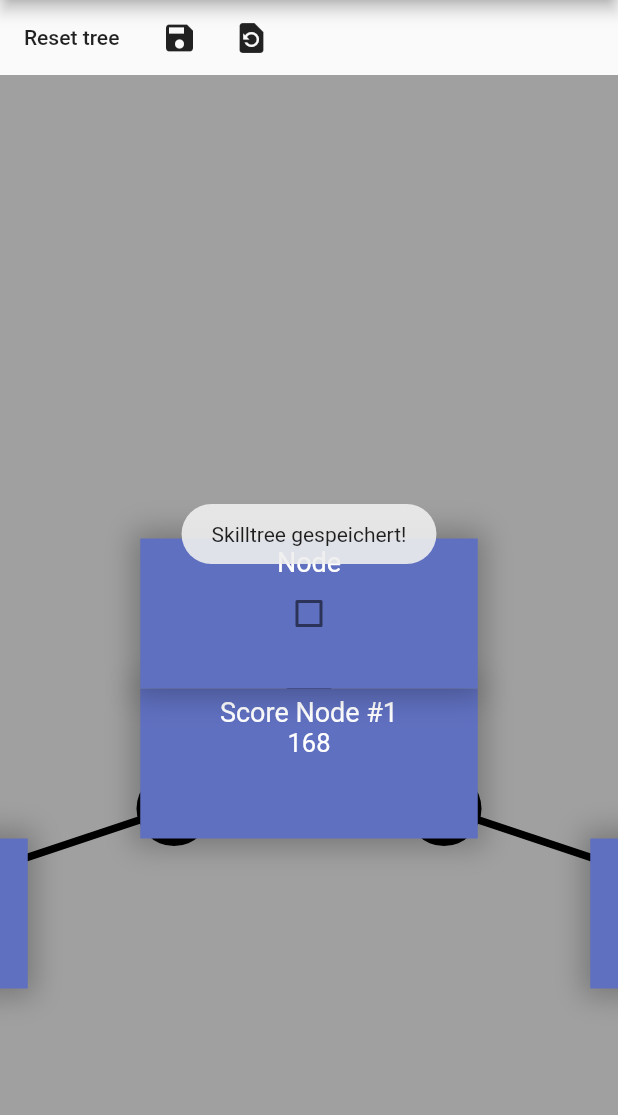
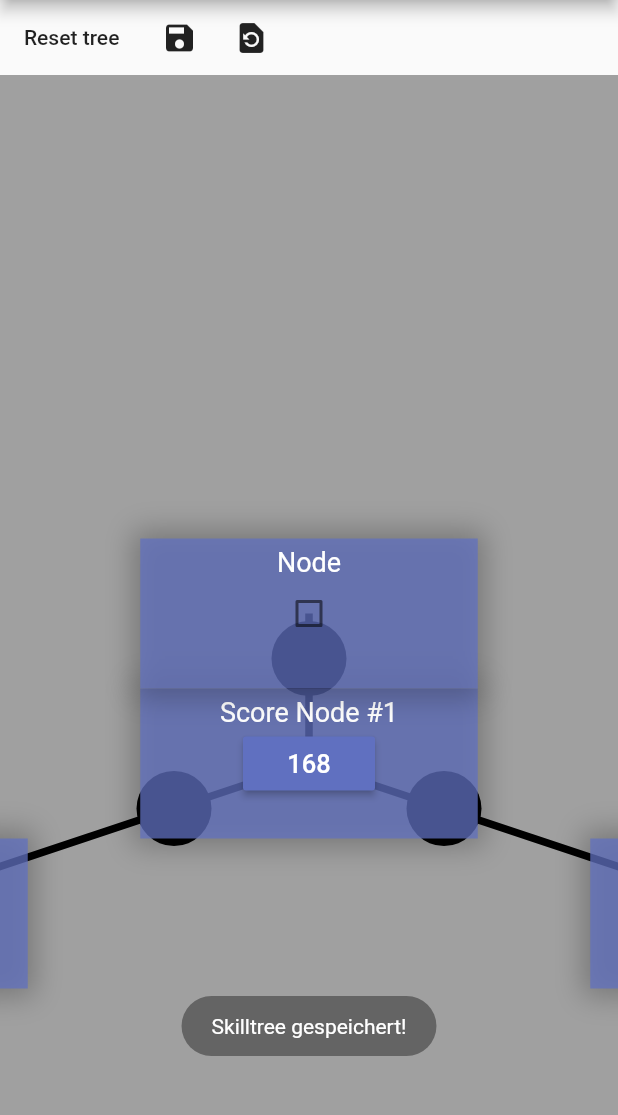
Before and after one commit to FellowHead/skilitri, a Flutter app: the screen it shows after launch, after a tap on the "save" icon, on a phone screen of 412 x 824 dp, the part 84-1199 px from its top. Run offline on Flutter 3.47's test engine with Material 2 defaults, Android fonts, the phone set to English and light mode, and no system bars; our stand-ins replace fluttertoast; missing offline and left inert: matrix_gesture_detector.

Commit message:
changing node color when dragged

```diff
--- a/lib/main.dart
+++ b/lib/main.dart
@@ -2,6 +2,7 @@ import 'dart:io';
 import 'dart:math';
 import 'dart:convert';
 
+import 'package:flutter/gestures.dart';
 import 'package:flutter/material.dart';
 import 'package:skilitri/tree.dart';
 import 'package:matrix_gesture_detector/matrix_gesture_detector.dart';
@@ -79,6 +80,7 @@ class SkilitriState extends State<Skilitri> {
   bool inSelectionMode = false;
   Set<Node> selection = {};
   Node active;
+  Node dragged;
 
   void resetTree() {
     tree = Root(
@@ -117,6 +119,40 @@ class SkilitriState extends State<Skilitri> {
 
     return Transform(
         transform: ma,
+        child: GestureDetector(
+            onTapUp: (details) =>
+            {
+              //print("onTapUp on " + n.toString()),
+              if (inSelectionMode) {
+                if (selection.contains(n)) {
+                  if (selection.length == 1) {
+                    exitSelectionMode()
+                  } else
+                    {
+                      selection.remove(n),
+                      if (active == n) {
+                        active = null
+                      }
+                    }
+                } else
+                  {
+                    select(n, false)
+                  },
+                notifier.value++
+              } else {
+
+              }
+            },
+            onPanDown: (yeah) => {
+              n.isDragged = true,
+              dragged = n
+            },
+            dragStartBehavior: DragStartBehavior.down,
+            onLongPressStart: (details) =>
+            {
+              Feedback.forLongPress(context),
+              select(n, true)
+            },
             child: MatrixGestureDetector(
                 shouldRotate: false,
                 shouldScale: false,
@@ -133,36 +169,6 @@ class SkilitriState extends State<Skilitri> {
                       .getTranslation()
                       .y / sc);
                   notifier.value++;
-            },
-            child: GestureDetector(
-                onTapUp: (details) =>
-                {
-                  print("onTapUp on " + n.toString()),
-                  if (inSelectionMode) {
-                    if (selection.contains(n)) {
-                      if (selection.length == 1) {
-                        exitSelectionMode()
-                      } else
-                        {
-                          selection.remove(n),
-                          if (active == n) {
-                            active = null
-                          }
-                        }
-                    } else
-                      {
-                        select(n, false)
-                      },
-                    notifier.value++
-                  }
-                },
-                onTapDown: (details) => {
-                  print("28 tap wounds")
-                },
-                onLongPressStart: (details) =>
-                {
-                  Feedback.forLongPress(context),
-                  select(n, true)
                 },
                 child: Center(
                   child: n.render(Theme.of(context), notifier, getSelectionType(n)),
@@ -238,7 +244,8 @@ class SkilitriState extends State<Skilitri> {
     Fluttertoast.showToast(
       msg: "Skilltree gespeichert!",
       toastLength: Toast.LENGTH_SHORT,
-      gravity: ToastGravity.CENTER,
+      gravity: ToastGravity.BOTTOM,
+      backgroundColor: Color(0x60000000),
       timeInSecForIos: 1,
     );
   }
@@ -271,7 +278,8 @@ class SkilitriState extends State<Skilitri> {
                       child: Text('Reset tree'),
                     ),
                     IconButton(
-                      onPressed: () => {
+                      onPressed: () =>
+                      {
                         _save()
                       },
                       icon: Icon(
@@ -279,7 +287,8 @@ class SkilitriState extends State<Skilitri> {
                       ),
                     ),
                     IconButton(
-                      onPressed: () => {
+                      onPressed: () =>
+                      {
                         _read()
                       },
                       icon: Icon(
@@ -291,6 +300,11 @@ class SkilitriState extends State<Skilitri> {
                 height: 50,
               ),
               Expanded(
+                child: Listener(
+                  behavior: HitTestBehavior.translucent,
+                  onPointerUp: (lol) => {
+                    onDragStop()
+                  },
                   child: LayoutBuilder(
                     builder: (ctx, constraints) {
                       return MatrixGestureDetector(
@@ -306,9 +320,11 @@ class SkilitriState extends State<Skilitri> {
                               Feedback.forLongPress(context),
                               if (inSelectionMode) {
                                 exitSelectionMode()
-                            } else {
+                              } else
+                                {
                                   createEmptyNode(
-                                  screenToView(context, details.globalPosition))
+                                      screenToView(
+                                          context, details.globalPosition))
                                 }
                             },
                             behavior: HitTestBehavior.opaque,
@@ -316,7 +332,9 @@ class SkilitriState extends State<Skilitri> {
                                 width: double.infinity,
                                 height: double.infinity,
                                 alignment: Alignment.topLeft,
-                              color: Theme.of(context).backgroundColor,
+                                color: Theme
+                                    .of(context)
+                                    .backgroundColor,
                                 child: AnimatedBuilder(
                                     animation: notifier,
                                     builder: (ctx, child) {
@@ -328,7 +346,8 @@ class SkilitriState extends State<Skilitri> {
                                               children: [
                                                 buildCanvas(),
                                                 Stack(
-                                                children: tree.getDescendants()
+                                                  children: tree
+                                                      .getDescendants()
                                                       .map((n) =>
                                                       buildNode(n)
                                                   ).toList(),
@@ -342,6 +361,7 @@ class SkilitriState extends State<Skilitri> {
                           )
                       );
                     },
+                  ),
                 ),
               ),
               // SELECTION MODE BAR
@@ -361,15 +381,18 @@ class SkilitriState extends State<Skilitri> {
                     MaterialButton(
                       onPressed: () =>
                       {
-                        setState(() => {
+                        setState(() =>
+                        {
                           exitSelectionMode()
                         })
                       },
                       child: Text('Exit'),
                     ),
                     IconButton(
-                      onPressed: () => {
-                        setState(() => {
+                      onPressed: () =>
+                      {
+                        setState(() =>
+                        {
                           for (Node n in selection) {
                             n.remove(true)
                           },
@@ -381,14 +404,17 @@ class SkilitriState extends State<Skilitri> {
                       ),
                     ),
                     IconButton(
-                      onPressed: selection.length != 1 ? () => {
-                        setState(() => {
+                      onPressed: selection.length != 1 ? () =>
+                      {
+                        setState(() =>
+                        {
                           if (active != null) {
                             for (Node n in selection) {
                               if (n != active) {
                                 if (!active.getAscendants().contains(n)) {
                                   active.addChild(n),
-                                } else {
+                                } else
+                                  {
                                     print('puh knappe nummer')
                                   }
                               }
@@ -401,8 +427,10 @@ class SkilitriState extends State<Skilitri> {
                       ),
                     ),
                     IconButton(
-                      onPressed: () => {
-                        setState(() => {
+                      onPressed: () =>
+                      {
+                        setState(() =>
+                        {
                           for (Node n in selection) {
                             n.setParent(tree)
                           },
@@ -413,8 +441,10 @@ class SkilitriState extends State<Skilitri> {
                       ),
                     ),
                     IconButton(
-                      onPressed: selection.length == 1 ? () => {
-                        setState(() => {
+                      onPressed: selection.length == 1 ? () =>
+                      {
+                        setState(() =>
+                        {
                           _showDialog(selection.first)
                         })
                       } : null,
@@ -429,6 +459,13 @@ class SkilitriState extends State<Skilitri> {
             ]
         )
     );
+  }
+
+  void onDragStop() {
+    if (dragged != null) {
+      dragged.isDragged = false;
+      notifier.value++;
+    }
   }
 
   void _showToast(BuildContext context) {
--- a/lib/tree.dart
+++ b/lib/tree.dart
@@ -72,6 +72,7 @@ class Node extends Parent {
   Offset position;
   Parent parent;
   NodeBody _body;
+  bool isDragged = false;
 
   Node({@required String title, @required Offset position, @required NodeBody body, Set<Node> children})
       : super(children) {
@@ -138,7 +139,7 @@ class Node extends Parent {
       width: 225,
       height: 100,
       decoration: BoxDecoration(
-        color: theme.buttonColor,
+        color: theme.buttonColor.withOpacity(isDragged ? 1.0 : 0.75),
         border: Border.all(width: 5, color: sel == SelectionType.None ? Color(0x0) : (sel == SelectionType.Focused ? theme.primaryColor : theme.primaryColorDark)),
         boxShadow: [
           BoxShadow(
@@ -191,9 +192,7 @@ class Node extends Parent {
 abstract class NodeBody {
   Node _node;
 
-  NodeBody() {
-
-  }
+  NodeBody();
 
   static NodeBody decipher(Map<String, dynamic> json) {
     dynamic content = json['content'];
@@ -255,18 +254,35 @@ class DemoBody extends NodeBody {
 
 class ScoreBody extends NodeBody {
   int score;
+  List<DateTime> updoots = List<DateTime>();
 
   ScoreBody({int score = 0}) : super() {
     this.score = score;
   }
 
   ScoreBody.fromJson(Map<String, dynamic> json)
-      : score = json['score'];
+      : score = json['score'], updoots = fromTimestamps(List.from(json['timestamps']));
 
   Map<String, dynamic> toJson() =>
       {
         'score': score,
+        'timestamps': getTimestamps()
       };
+
+  static List<DateTime> fromTimestamps(List<int> timestamps) {
+    List<DateTime> out = List.from(timestamps.map((ts) => DateTime.fromMillisecondsSinceEpoch(ts, isUtc: true)));
+    return out;
+  }
+
+  List<int> getTimestamps() {
+    return updoots.map((dt) => dt.millisecondsSinceEpoch).toList(growable: false);
+  }
+
+  void updoot() {
+    updoots = List<DateTime>();
+    score++;
+    updoots.add(DateTime.now());
+  }
 
   int getTotalScore() {
     int out = score;
@@ -282,12 +298,24 @@ class ScoreBody extends NodeBody {
   Widget renderBody(ValueNotifier notifier) {
     return Column(
       children: <Widget>[
-        Text(getTotalScore().toString(),
-          style: TextStyle(
+//        Text(getTotalScore().toString(),
+//          style: TextStyle(
+//              color: Colors.white,
+//              fontSize: 17.0
+//          ),
+//        ),
+        RaisedButton(
+          onPressed: () => {
+            updoot()
+          },
+          child: Text(
+            getTotalScore().toString(),
+            style: TextStyle(
               color: Colors.white,
               fontSize: 17.0
+            ),
           ),
-        ),
+        )
       ],
     );
   }
```
Lines whose indentation alone changed are shown as unchanged.
